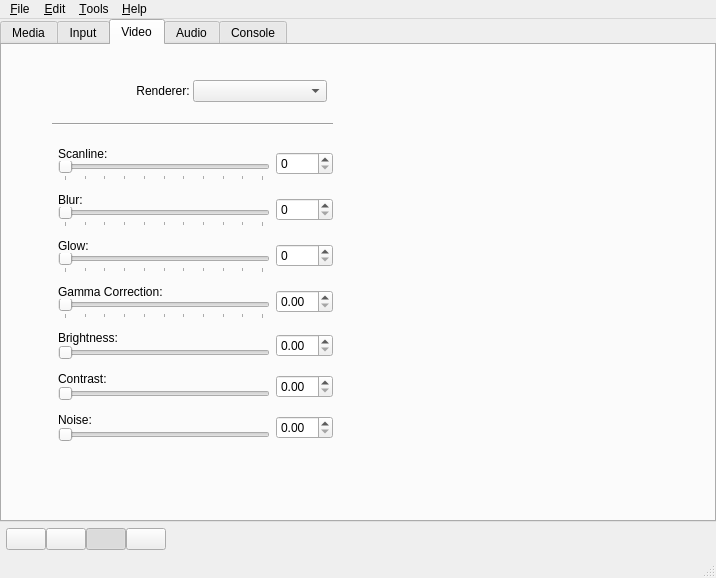
Before: the Qt Designer form main.ui in openMSX/catapult, drawn with Qt 5.
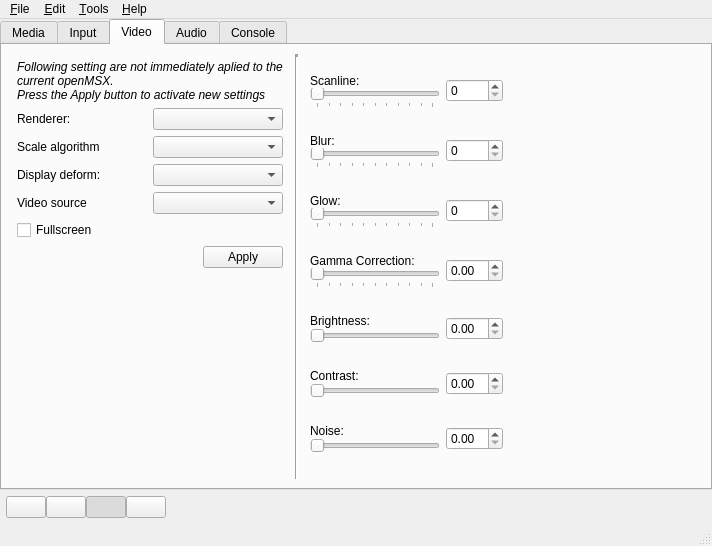
After: the same form once the commit is applied. The open tabs and pages were chosen to show the change. Icons and pictures are not drawn.

Commit message: more comboboxes to display some extra video possibilities And removed an assert in the settings.py code

Patch:
```diff
--- a/main.ui
+++ b/main.ui
@@ -5,8 +5,8 @@
    <rect>
     <x>0</x>
     <y>0</y>
-    <width>716</width>
-    <height>578</height>
+    <width>625</width>
+    <height>546</height>
    </rect>
   </property>
   <property name="windowTitle" >
@@ -1169,20 +1169,13 @@
        <attribute name="title" >
         <string>Video</string>
        </attribute>
-       <widget class="QWidget" name="layoutWidget" >
-        <property name="geometry" >
-         <rect>
-          <x>50</x>
-          <y>20</y>
-          <width>281</width>
-          <height>395</height>
-         </rect>
-        </property>
-        <layout class="QVBoxLayout" >
-         <item>
           <layout class="QHBoxLayout" >
+        <item>
+         <layout class="QVBoxLayout" >
+          <item>
+           <layout class="QVBoxLayout" >
            <property name="spacing" >
-            <number>0</number>
+             <number>6</number>
            </property>
            <property name="leftMargin" >
             <number>6</number>
@@ -1196,13 +1189,31 @@
            <property name="bottomMargin" >
             <number>6</number>
            </property>
+            <item>
+             <widget class="QLabel" name="label_7" >
+              <property name="font" >
+               <font>
+                <italic>true</italic>
+               </font>
+              </property>
+              <property name="text" >
+               <string>Following setting are not immediately aplied to the current openMSX.
+Press the Apply button to activate new settings</string>
+              </property>
+              <property name="wordWrap" >
+               <bool>true</bool>
+              </property>
+             </widget>
+            </item>
+            <item>
+             <layout class="QHBoxLayout" >
            <item>
             <widget class="QLabel" name="label_2" >
              <property name="text" >
               <string>Renderer: </string>
              </property>
              <property name="alignment" >
-              <set>Qt::AlignRight|Qt::AlignTrailing|Qt::AlignVCenter</set>
+                 <set>Qt::AlignLeading|Qt::AlignLeft|Qt::AlignVCenter</set>
              </property>
             </widget>
            </item>
@@ -1212,9 +1223,118 @@
           </layout>
          </item>
          <item>
+             <layout class="QHBoxLayout" >
+              <item>
+               <widget class="QLabel" name="label_6" >
+                <property name="text" >
+                 <string>Scale algorithm</string>
+                </property>
+                <property name="alignment" >
+                 <set>Qt::AlignLeading|Qt::AlignLeft|Qt::AlignVCenter</set>
+                </property>
+               </widget>
+              </item>
+              <item>
+               <widget class="QComboBox" name="scalealgorithmComboBox" />
+              </item>
+             </layout>
+            </item>
+            <item>
+             <layout class="QHBoxLayout" >
+              <item>
+               <widget class="QLabel" name="label_4" >
+                <property name="text" >
+                 <string>Display deform:</string>
+                </property>
+                <property name="alignment" >
+                 <set>Qt::AlignLeading|Qt::AlignLeft|Qt::AlignVCenter</set>
+                </property>
+               </widget>
+              </item>
+              <item>
+               <widget class="QComboBox" name="displaydeformComboBox" />
+              </item>
+             </layout>
+            </item>
+            <item>
+             <layout class="QHBoxLayout" >
+              <item>
+               <widget class="QLabel" name="label_5" >
+                <property name="text" >
+                 <string>Video source</string>
+                </property>
+                <property name="alignment" >
+                 <set>Qt::AlignLeading|Qt::AlignLeft|Qt::AlignVCenter</set>
+                </property>
+               </widget>
+              </item>
+              <item>
+               <widget class="QComboBox" name="videosourceComboBox" />
+              </item>
+             </layout>
+            </item>
+            <item>
+             <layout class="QHBoxLayout" >
+              <item>
+               <widget class="QCheckBox" name="fullscreen" >
+                <property name="text" >
+                 <string>Fullscreen</string>
+                </property>
+               </widget>
+              </item>
+             </layout>
+            </item>
+            <item>
+             <layout class="QHBoxLayout" >
+              <item>
+               <spacer>
+                <property name="orientation" >
+                 <enum>Qt::Horizontal</enum>
+                </property>
+                <property name="sizeHint" >
+                 <size>
+                  <width>40</width>
+                  <height>20</height>
+                 </size>
+                </property>
+               </spacer>
+              </item>
+              <item>
+               <widget class="QPushButton" name="pushButton" >
+                <property name="text" >
+                 <string>Apply</string>
+                </property>
+               </widget>
+              </item>
+             </layout>
+            </item>
+           </layout>
+          </item>
+          <item>
+           <spacer>
+            <property name="orientation" >
+             <enum>Qt::Vertical</enum>
+            </property>
+            <property name="sizeHint" >
+             <size>
+              <width>20</width>
+              <height>131</height>
+             </size>
+            </property>
+           </spacer>
+          </item>
+         </layout>
+        </item>
+        <item>
           <widget class="Line" name="line" >
+          <property name="frameShadow" >
+           <enum>QFrame::Sunken</enum>
+          </property>
+          <property name="lineWidth" >
+           <number>3</number>
+          </property>
            <property name="orientation" >
-            <enum>Qt::Horizontal</enum>
+           <enum>Qt::Vertical</enum>
            </property>
           </widget>
          </item>
@@ -1559,8 +1679,23 @@
            </item>
           </layout>
          </item>
-        </layout>
-       </widget>
+        <item>
+         <spacer>
+          <property name="orientation" >
+           <enum>Qt::Horizontal</enum>
+          </property>
+          <property name="sizeType" >
+           <enum>QSizePolicy::MinimumExpanding</enum>
+          </property>
+          <property name="sizeHint" >
+           <size>
+            <width>40</width>
+            <height>20</height>
+           </size>
+          </property>
+         </spacer>
+        </item>
+       </layout>
       </widget>
       <widget class="QWidget" name="audioTab" >
        <attribute name="title" >
@@ -1714,7 +1849,7 @@
     <rect>
      <x>0</x>
      <y>0</y>
-     <width>716</width>
+     <width>625</width>
      <height>28</height>
     </rect>
    </property>
```
Lines whose indentation alone changed are shown as unchanged. The commit also changes 3 other files.
